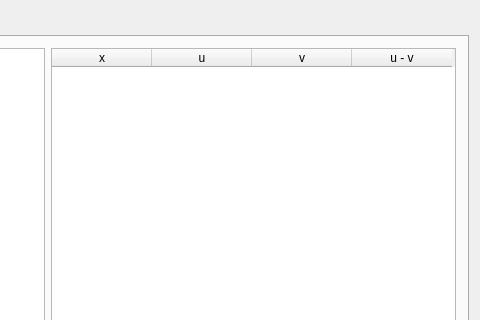
Qt form numerical_analysis_lab_02/numerical_analysis_lab_02.ui (acid9reen/Numerical_analysis_lab_02) before a commit; both pictures show x 616 to 1096 and y 0 to 320 of the 1096 by 707 pixel window.
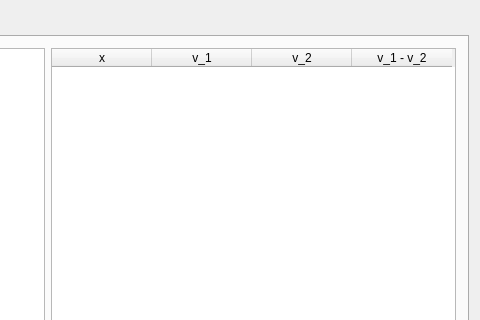
The same form after that commit. Custom widgets are drawn as their Qt base class.

Commit message: Connect solution with table

Patch:
```diff
--- a/numerical_analysis_lab_02/numerical_analysis_lab_02.ui
+++ b/numerical_analysis_lab_02/numerical_analysis_lab_02.ui
@@ -285,17 +285,17 @@
           </column>
           <column>
            <property name="text">
-            <string>u</string>
+            <string>v_1</string>
            </property>
           </column>
           <column>
            <property name="text">
-            <string>v</string>
+            <string>v_2</string>
            </property>
           </column>
           <column>
            <property name="text">
-            <string>u - v</string>
+            <string>v_1 - v_2</string>
            </property>
           </column>
          </widget>
```
Left out of the diff: 4 changed lines with no effect on the pictures. The commit also changes 1 other file.
